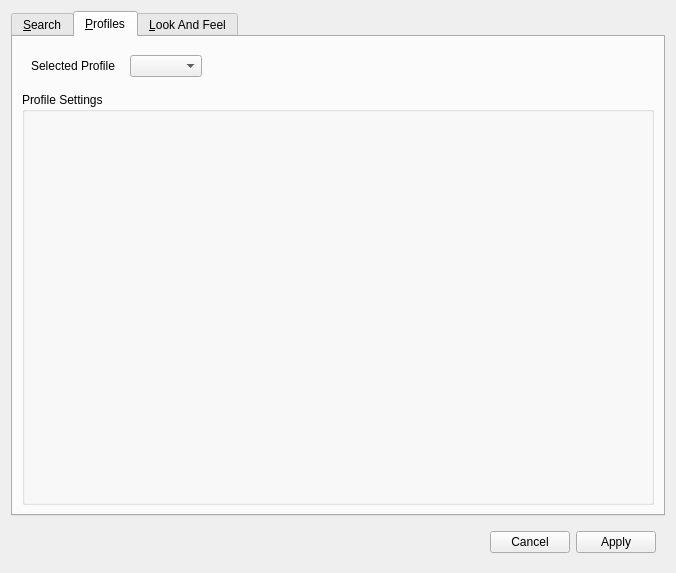
The window that src/gtatools-gui/src/src/gui/ConfigWidget.ui (alemariusnexus/gtatools) describes before a commit, drawn with Qt 5.
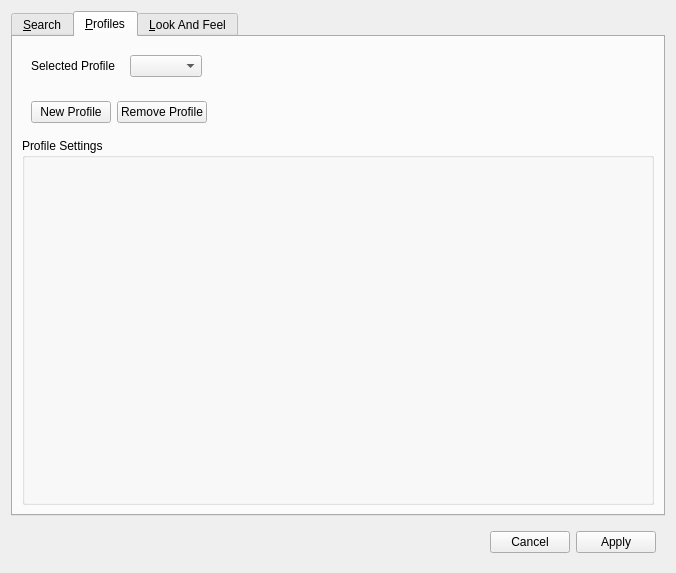
The same window after the commit. The open tabs and pages were chosen to show the change. Custom widgets are drawn as their Qt base class.

Commit message: Corrected some errors, changed some details, added support for adding and removing profiles in the configuration dialog

```diff
--- a/src/gtatools-gui/src/src/gui/ConfigWidget.ui
+++ b/src/gtatools-gui/src/src/gui/ConfigWidget.ui
@@ -89,6 +89,39 @@
          </layout>
         </widget>
        </item>
+       <item>
+        <widget class="QWidget" name="widget_3" native="true">
+         <layout class="QHBoxLayout" name="horizontalLayout_2">
+          <item>
+           <widget class="QPushButton" name="newProfileButton">
+            <property name="text">
+             <string>New Profile</string>
+            </property>
+           </widget>
+          </item>
+          <item>
+           <widget class="QPushButton" name="removeProfileButton">
+            <property name="text">
+             <string>Remove Profile</string>
+            </property>
+           </widget>
+          </item>
+          <item>
+           <spacer name="horizontalSpacer_2">
+            <property name="orientation">
+             <enum>Qt::Horizontal</enum>
+            </property>
+            <property name="sizeHint" stdset="0">
+             <size>
+              <width>40</width>
+              <height>20</height>
+             </size>
+            </property>
+           </spacer>
+          </item>
+         </layout>
+        </widget>
+       </item>
        <item>
         <widget class="QGroupBox" name="groupBox">
          <property name="sizePolicy">
```
Left out of the diff: 2 changed lines with no effect on the pictures. The commit also changes 20 other files.
